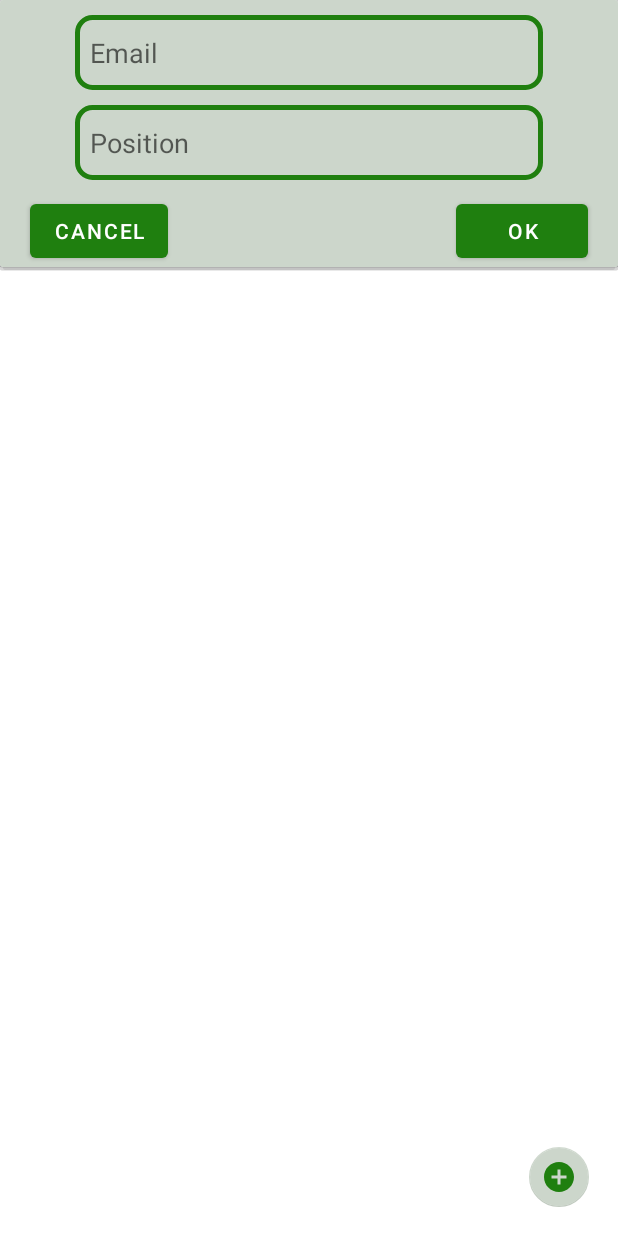
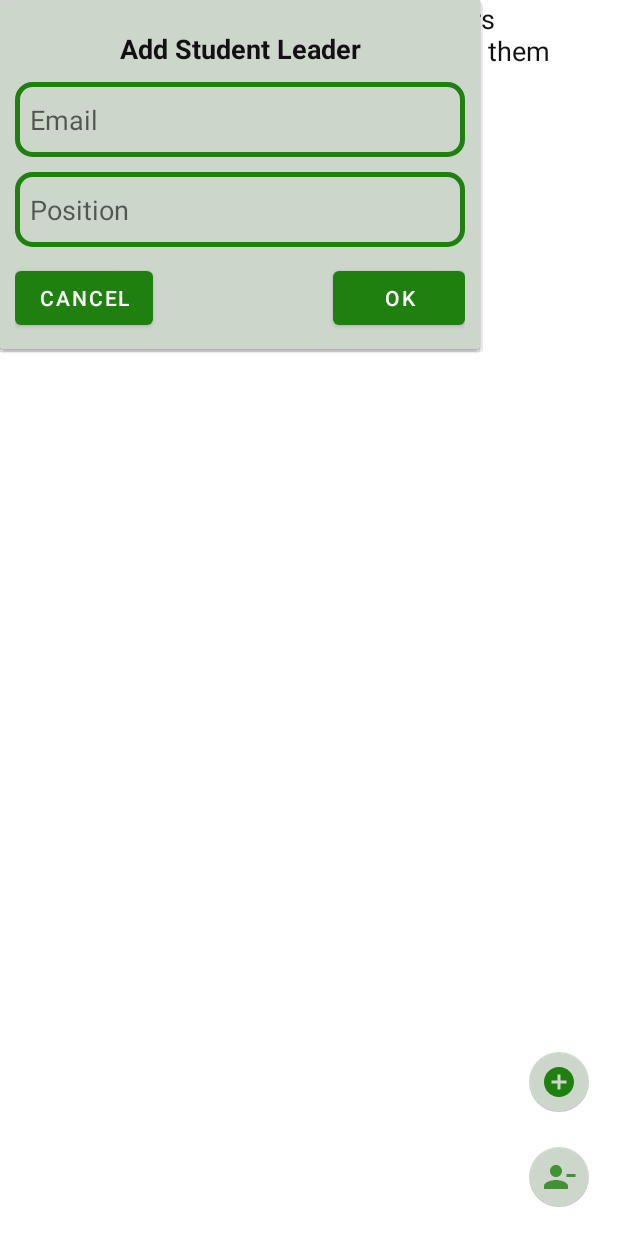
Before and after one commit to 869324/4th-year-project, an Android app: the StudentLeaders screen opened directly, with no data from a screen before it, after a tap on an icon or button, on a phone screen of 412 x 824 dp. Run offline under Robolectric (Android 15) with nearby library versions, the phone set to English and light mode, and no system bars; our stand-ins replace Firebase (no records; nobody signed in at launch, a user with empty details on screens opened directly); 1 statement that could not run was skipped.

Commit message:
first commission

```diff
--- /dev/null
+++ b/app/src/main/res/drawable/ic_remove.xml
@@ -0,0 +1,5 @@
+<vector android:alpha="0.8" android:height="24dp"
+    android:tint="?attr/colorControlNormal" android:viewportHeight="24"
+    android:viewportWidth="24" android:width="24dp" xmlns:android="http://schemas.android.com/apk/res/android">
+    <path android:fillColor="@android:color/white" android:pathData="M14,8c0,-2.21 -1.79,-4 -4,-4S6,5.79 6,8s1.79,4 4,4S14,10.21 14,8zM17,10v2h6v-2H17zM2,18v2h16v-2c0,-2.66 -5.33,-4 -8,-4S2,15.34 2,18z"/>
+</vector>
--- a/app/src/main/res/layout/activity_student_leaders.xml
+++ b/app/src/main/res/layout/activity_student_leaders.xml
@@ -37,6 +37,22 @@
         app:backgroundTint="@color/almostWhite"
         android:outlineProvider="none"
         android:elevation="5dp"
+        app:layout_constraintBottom_toTopOf="@id/fabRemove"
+        app:layout_constraintEnd_toEndOf="parent"/>
+
+    <com.google.android.material.floatingactionbutton.FloatingActionButton
+        android:id="@+id/fabRemove"
+        android:layout_width="wrap_content"
+        android:layout_height="wrap_content"
+        android:src="@drawable/ic_remove"
+        android:layout_margin="15dp"
+        android:scaleType="center"
+        app:fabSize="mini"
+        app:rippleColor="@color/textHintColor"
+        app:tint="@color/primaryColor"
+        app:backgroundTint="@color/almostWhite"
+        android:outlineProvider="none"
+        android:elevation="5dp"
         app:layout_constraintBottom_toBottomOf="parent"
         app:layout_constraintEnd_toEndOf="parent"/>
 
--- a/app/src/main/res/layout/add_leader_popup.xml
+++ b/app/src/main/res/layout/add_leader_popup.xml
@@ -1,60 +1,78 @@
 <?xml version="1.0" encoding="utf-8"?>
 <androidx.constraintlayout.widget.ConstraintLayout xmlns:android="http://schemas.android.com/apk/res/android"
-    android:layout_width="match_parent"
-    android:layout_height="match_parent"
+    android:layout_width="wrap_content"
+    android:layout_height="wrap_content"
     xmlns:app="http://schemas.android.com/apk/res-auto">
 
     <androidx.cardview.widget.CardView
-        android:layout_width="match_parent"
+        android:layout_width="wrap_content"
         android:layout_height="wrap_content"
-        app:layout_constraintTop_toTopOf="parent">
+        app:layout_constraintTop_toTopOf="parent"
+        app:layout_constraintLeft_toLeftOf="parent"
+        app:layout_constraintRight_toRightOf="parent">
 
         <androidx.constraintlayout.widget.ConstraintLayout
-            android:layout_width="match_parent"
+            android:layout_gravity="center_horizontal"
+            android:layout_width="wrap_content"
             android:layout_height="wrap_content"
+            android:padding="10dp"
             android:background="@color/almostWhite">
+
+            <TextView
+                android:id="@+id/textView"
+                android:layout_width="300dp"
+                android:layout_height="wrap_content"
+                android:layout_marginTop="10dp"
+                android:text="Add Student Leader"
+                android:textStyle="bold"
+                android:textColor="@color/textColor"
+                android:textSize="18sp"
+                android:gravity="center"
+                app:layout_constraintTop_toTopOf="parent"
+                app:layout_constraintLeft_toLeftOf="parent"
+                app:layout_constraintRight_toRightOf="parent"/>
 
             <EditText
                 android:id="@+id/etEmail"
-                android:layout_width="match_parent"
+                android:layout_width="300dp"
                 android:layout_height="50dp"
                 android:hint="Email"
                 android:layout_marginTop="10dp"
                 android:padding="10dp"
                 android:background="@drawable/et_round_border"
-                app:layout_constraintTop_toTopOf="parent"
-                android:layout_marginHorizontal="50dp"/>
+                app:layout_constraintTop_toBottomOf="@id/textView"
+                app:layout_constraintLeft_toLeftOf="parent"
+                app:layout_constraintRight_toRightOf="parent"/>
 
             <EditText
                 android:id="@+id/etPosition"
-                android:layout_width="match_parent"
+                android:layout_width="300dp"
                 android:layout_height="50dp"
                 android:hint="Position"
                 android:padding="10dp"
                 android:layout_marginTop="10dp"
                 android:background="@drawable/et_round_border"
                 app:layout_constraintTop_toBottomOf="@id/etEmail"
-                android:layout_marginHorizontal="50dp"/>
+                app:layout_constraintLeft_toLeftOf="parent"
+                app:layout_constraintRight_toRightOf="parent"/>
 
             <Button
                 android:id="@+id/btnCancel"
                 android:layout_width="wrap_content"
                 android:layout_height="wrap_content"
                 android:text="Cancel"
-                android:layout_marginStart="20dp"
                 android:layout_marginTop="10dp"
                 app:layout_constraintTop_toBottomOf="@id/etPosition"
-                app:layout_constraintLeft_toLeftOf="parent"/>
+                app:layout_constraintLeft_toLeftOf="@id/etPosition"/>
 
             <Button
                 android:id="@+id/btnOk"
                 android:text="ok"
                 android:layout_width="wrap_content"
                 android:layout_height="wrap_content"
-                android:layout_marginEnd="20dp"
                 android:layout_marginTop="10dp"
                 app:layout_constraintTop_toBottomOf="@id/etPosition"
-                app:layout_constraintRight_toRightOf="parent"/>
+                app:layout_constraintRight_toRightOf="@id/etPosition"/>
 
         </androidx.constraintlayout.widget.ConstraintLayout>
 
```
Also changed, not shown: app/src/main/java/com/dekut/dekutchat/activities/StudentLeaders.java (+187 -23 lines).
